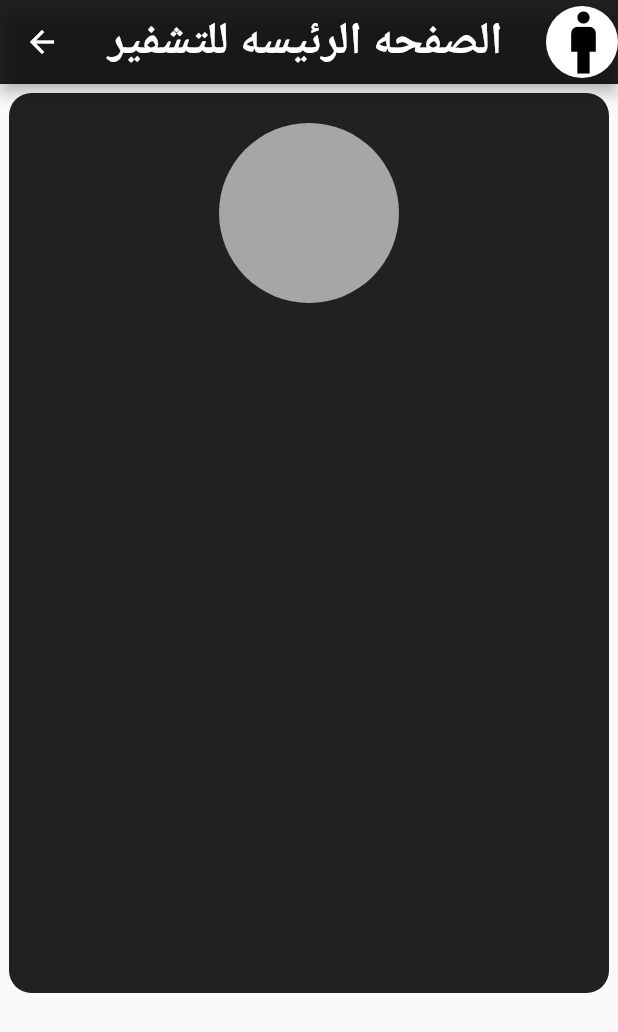
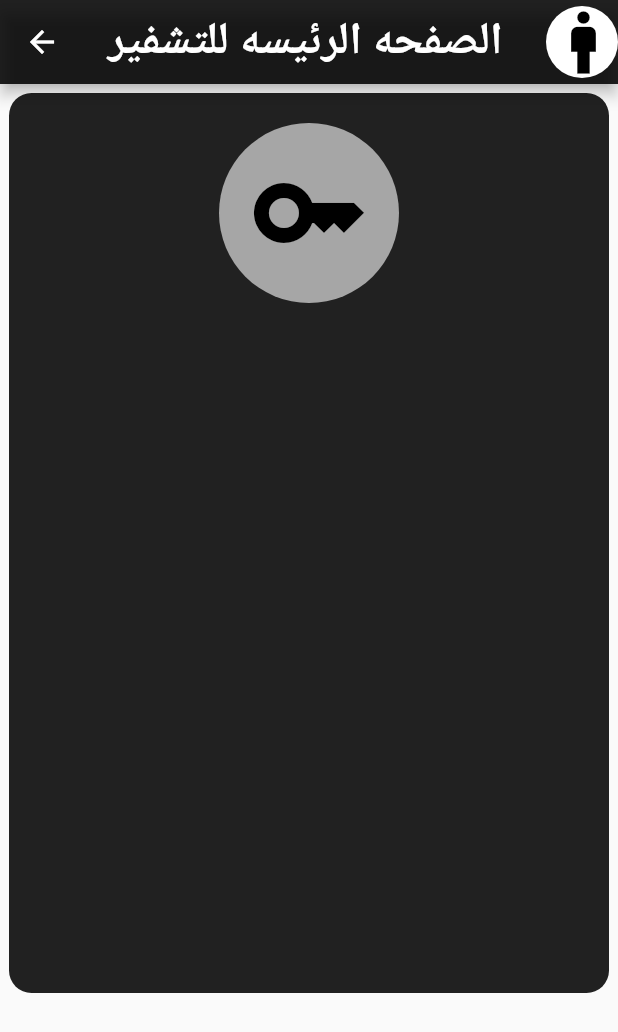
Before and after one commit to salahalddinn/project_flutter, a Flutter app: the master screen opened directly, on a phone screen of 412 x 824 dp. Shown: the top 1032 px of the screen. Run offline on Flutter 3.47's test engine with Material 2 defaults, Android fonts, the phone set to English and light mode, and no system bars.

Commit message:
the cloumn in the CircleAvatar child: Icon--key

```diff
--- a/lib/master.dart
+++ b/lib/master.dart
@@ -34,6 +34,7 @@ class master extends StatelessWidget {
             CircleAvatar(
               radius: 60,
               backgroundColor: Colors.white60,
+              child: Icon(Icons.key,size: 80,color: Colors.black,),
             )
           ],
         ),
```
